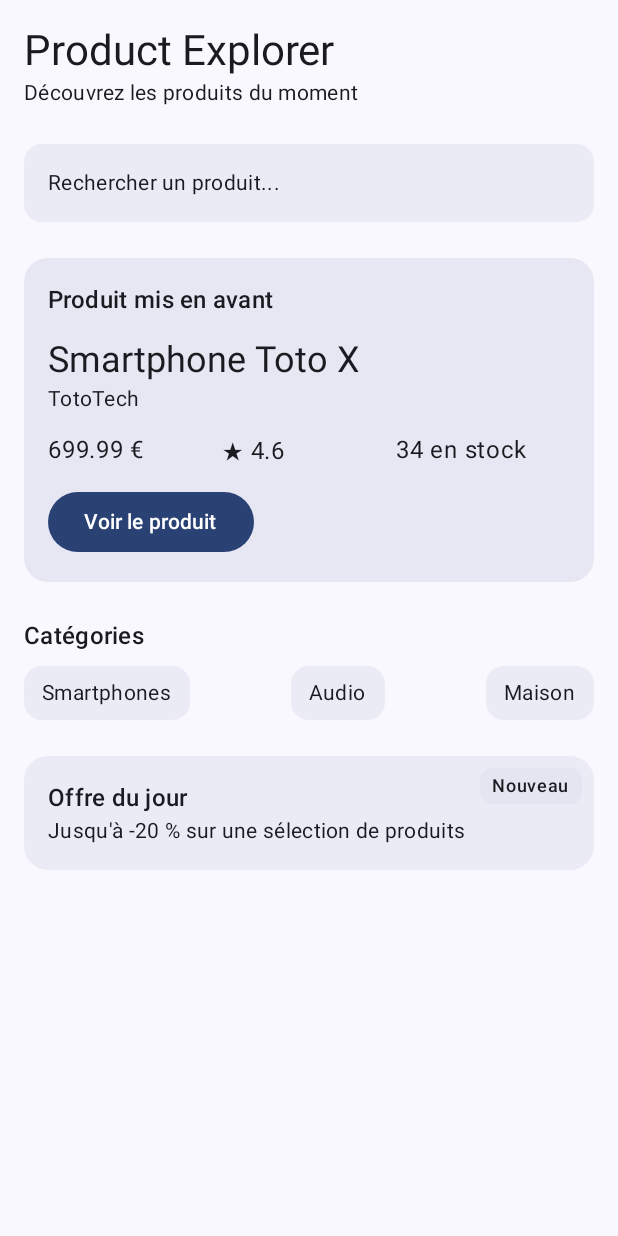
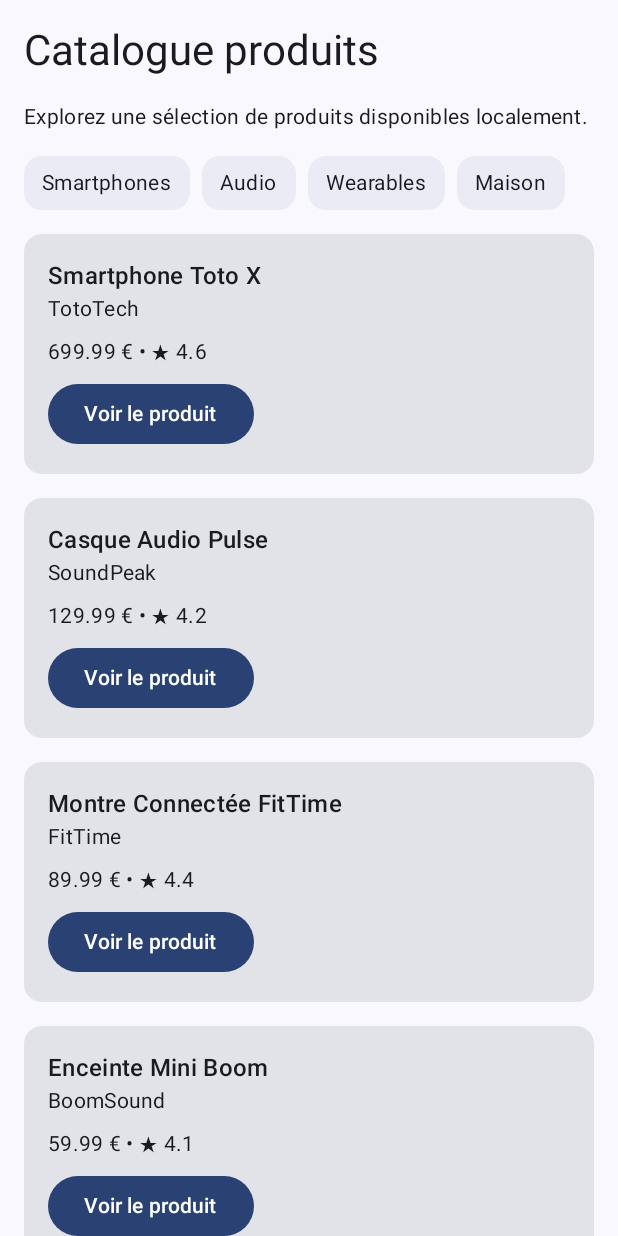
Before and after one commit to Zakia-KADI/ProductExplorer, an Android app built with Jetpack Compose: the screen it shows after launch (MainActivity), on a phone screen of 412 x 824 dp. Run offline under Robolectric (Android 15) with nearby library versions, the phone set to English and light mode, and no system bars.

Commit message:
TP6 - Catalogue de produits

```diff
--- a/app/src/main/java/com/example/productexplorer/MainActivity.kt
+++ b/app/src/main/java/com/example/productexplorer/MainActivity.kt
@@ -6,14 +6,19 @@ import androidx.activity.ComponentActivity
 import androidx.activity.compose.setContent
 import androidx.activity.enableEdgeToEdge
 import androidx.compose.foundation.Image
+import androidx.compose.foundation.layout.Arrangement
 import androidx.compose.foundation.layout.Box
 import androidx.compose.foundation.layout.Column
+import androidx.compose.foundation.layout.PaddingValues
 import androidx.compose.foundation.layout.Row
 import androidx.compose.foundation.layout.Spacer
 import androidx.compose.foundation.layout.fillMaxSize
 import androidx.compose.foundation.layout.fillMaxWidth
 import androidx.compose.foundation.layout.height
 import androidx.compose.foundation.layout.padding
+import androidx.compose.foundation.lazy.LazyColumn
+import androidx.compose.foundation.lazy.LazyRow
+import androidx.compose.foundation.lazy.items
 import androidx.compose.material.icons.Icons
 import androidx.compose.material.icons.filled.Star
 import androidx.compose.material3.Button
@@ -32,11 +37,8 @@ import androidx.compose.ui.tooling.preview.Preview
 import androidx.compose.ui.unit.dp
 import com.example.productexplorer.ui.theme.ProductExplorerTheme
 
-// ==========================================
-// DONNÉES PRODUIT - TP4
-// ==========================================
-
 data class ProductUi(
+    val id: Int,
     val title: String,
     val brand: String,
     val category: String,
@@ -51,6 +53,7 @@ data class ProductUi(
 
 fun sampleProduct(): ProductUi {
     return ProductUi(
+        id = 1,
         title = "Smartphone Toto X",
         brand = "TotoTech",
         category = "Smartphones",
@@ -66,11 +69,11 @@ fun sampleProduct(): ProductUi {
 
 fun sampleProductOutOfStock(): ProductUi {
     return ProductUi(
+        id = 2,
         title = "Casque Audio Pulse",
         brand = "SoundPeak",
         category = "Audio",
-        description = "Un casque confortable conçu pour écouter de la musique, " +
-                "suivre des cours en ligne et travailler dans de bonnes conditions.",
+        description = "Un casque confortable conçu pour écouter de la musique, suivre des cours en ligne et travailler dans de bonnes conditions.",
         price = 129.99,
         discountPercentage = 8.0,
         rating = 4.2,
@@ -80,9 +83,47 @@ fun sampleProductOutOfStock(): ProductUi {
     )
 }
 
-// ==========================================
-// MAIN ACTIVITY - TP5
-// ==========================================
+fun sampleProducts(): List<ProductUi> {
+    return listOf(
+        sampleProduct(),
+        sampleProductOutOfStock(),
+        ProductUi(
+            id = 3,
+            title = "Montre Connectée FitTime",
+            brand = "FitTime",
+            category = "Wearables",
+            description = "Une montre connectée simple pour suivre l'activité quotidienne.",
+            price = 89.99,
+            discountPercentage = 15.0,
+            rating = 4.4,
+            stock = 18,
+            warrantyInformation = "Garantie constructeur : 2 ans",
+            shippingInformation = "Livraison estimée : 2 à 4 jours ouvrés"
+        ),
+        ProductUi(
+            id = 4,
+            title = "Enceinte Mini Boom",
+            brand = "BoomSound",
+            category = "Audio",
+            description = "Une enceinte compacte pour écouter de la musique à la maison ou en déplacement.",
+            price = 59.99,
+            discountPercentage = 5.0,
+            rating = 4.1,
+            stock = 52,
+            warrantyInformation = "Garantie constructeur : 1 an",
+            shippingInformation = "Livraison estimée : 3 jours ouvrés"
+        )
+    )
+}
+
+fun sampleCategories(): List<String> {
+    return listOf(
+        "Smartphones",
+        "Audio",
+        "Wearables",
+        "Maison"
+    )
+}
 
 class MainActivity : ComponentActivity() {
     override fun onCreate(savedInstanceState: Bundle?) {
@@ -94,12 +135,9 @@ class MainActivity : ComponentActivity() {
                 Scaffold(
                     modifier = Modifier.fillMaxSize()
                 ) { innerPadding ->
-
-                    ProductHomeScreen(
-                        featuredProduct = sampleProduct(),
-                        onFeaturedProductClick = {
-                            // Plus tard : ouvrir le détail du produit
-                        },
+                    ProductCatalogScreen(
+                        products = sampleProducts(),
+                        onProductClick = {},
                         modifier = Modifier.padding(innerPadding)
                     )
                 }
@@ -108,9 +146,92 @@ class MainActivity : ComponentActivity() {
     }
 }
 
-// ==========================================
-// ÉCRAN D'ACCUEIL - TP5
-// ==========================================
+@Composable
+fun ProductCatalogScreen(
+    products: List<ProductUi>,
+    onProductClick: (ProductUi) -> Unit,
+    modifier: Modifier = Modifier
+) {
+    LazyColumn(
+        modifier = modifier.fillMaxSize(),
+        contentPadding = PaddingValues(16.dp),
+        verticalArrangement = Arrangement.spacedBy(16.dp)
+    ) {
+        item {
+            Text(
+                text = "Catalogue produits",
+                style = MaterialTheme.typography.headlineMedium
+            )
+        }
+
+        item {
+            Text(
+                text = "Explorez une sélection de produits disponibles localement.",
+                style = MaterialTheme.typography.bodyMedium
+            )
+        }
+
+        item {
+            CategoryRow(categories = sampleCategories())
+        }
+
+        items(
+            items = products,
+            key = { product -> product.id }
+        ) { product ->
+            ProductListItem(
+                product = product,
+                onClick = {
+                    onProductClick(product)
+                }
+            )
+        }
+    }
+}
+
+@Composable
+fun ProductListItem(
+    product: ProductUi,
+    onClick: () -> Unit,
+    modifier: Modifier = Modifier
+) {
+    Card(modifier = modifier.fillMaxWidth()) {
+        Column(modifier = Modifier.padding(16.dp)) {
+            Text(
+                text = product.title,
+                style = MaterialTheme.typography.titleMedium
+            )
+            Text(
+                text = product.brand,
+                style = MaterialTheme.typography.bodyMedium
+            )
+            Spacer(modifier = Modifier.height(8.dp))
+            Text(
+                text = "${product.price} € • ★ ${product.rating}",
+                style = MaterialTheme.typography.bodyMedium
+            )
+            Spacer(modifier = Modifier.height(8.dp))
+            Button(onClick = onClick) {
+                Text(text = "Voir le produit")
+            }
+        }
+    }
+}
+
+@Composable
+fun CategoryRow(
+    categories: List<String>,
+    modifier: Modifier = Modifier
+) {
+    LazyRow(
+        modifier = modifier,
+        horizontalArrangement = Arrangement.spacedBy(8.dp)
+    ) {
+        items(categories) { category ->
+            CategoryChip(label = category)
+        }
+    }
+}
 
 @Composable
 fun ProductHomeScreen(
@@ -124,31 +245,19 @@ fun ProductHomeScreen(
             .padding(16.dp)
     ) {
         HomeHeader()
-
         Spacer(modifier = Modifier.height(24.dp))
-
         SearchPreviewBar()
-
         Spacer(modifier = Modifier.height(24.dp))
-
         FeaturedProductSection(
             product = featuredProduct,
             onClick = onFeaturedProductClick
         )
-
         Spacer(modifier = Modifier.height(24.dp))
-
         CategoriesSection()
-
         Spacer(modifier = Modifier.height(24.dp))
-
         DailyOfferBox()
     }
 }
-
-// ==========================================
-// EN-TÊTE
-// ==========================================
 
 @Composable
 fun HomeHeader(
@@ -159,17 +268,12 @@ fun HomeHeader(
             text = "Product Explorer",
             style = MaterialTheme.typography.headlineMedium
         )
-
         Text(
             text = "Découvrez les produits du moment",
             style = MaterialTheme.typography.bodyMedium
         )
     }
 }
-
-// ==========================================
-// BARRE DE RECHERCHE VISUELLE
-// ==========================================
 
 @Composable
 fun SearchPreviewBar(
@@ -188,10 +292,6 @@ fun SearchPreviewBar(
     }
 }
 
-// ==========================================
-// PRODUIT MIS EN AVANT
-// ==========================================
-
 @Composable
 fun FeaturedProductSection(
     product: ProductUi,
@@ -203,46 +303,33 @@ fun FeaturedProductSection(
         shape = MaterialTheme.shapes.large,
         tonalElevation = 4.dp
     ) {
-        Column(
-            modifier = Modifier.padding(16.dp)
-        ) {
+        Column(modifier = Modifier.padding(16.dp)) {
             Text(
                 text = "Produit mis en avant",
                 style = MaterialTheme.typography.titleMedium
             )
-
             Spacer(modifier = Modifier.height(12.dp))
-
             Text(
                 text = product.title,
                 style = MaterialTheme.typography.headlineSmall
             )
-
             Text(
                 text = product.brand,
                 style = MaterialTheme.typography.bodyMedium
             )
-
             Spacer(modifier = Modifier.height(12.dp))
-
             ProductQuickInfoRow(
                 price = product.price,
                 rating = product.rating,
                 stock = product.stock
             )
-
             Spacer(modifier = Modifier.height(12.dp))
-
             Button(onClick = onClick) {
                 Text(text = "Voir le produit")
             }
         }
     }
 }
-
-// ==========================================
-// INFORMATIONS RAPIDES DU PRODUIT
-// ==========================================
 
 @Composable
 fun ProductQuickInfoRow(
@@ -251,29 +338,21 @@ fun ProductQuickInfoRow(
     stock: Int,
     modifier: Modifier = Modifier
 ) {
-    Row(
-        modifier = modifier.fillMaxWidth()
-    ) {
+    Row(modifier = modifier.fillMaxWidth()) {
         Text(
             text = "$price €",
             modifier = Modifier.weight(1f)
         )
-
         Text(
             text = "★ $rating",
             modifier = Modifier.weight(1f)
         )
-
         Text(
             text = "$stock en stock",
             modifier = Modifier.weight(1f)
         )
     }
 }
-
-// ==========================================
-// CATÉGORIES
-// ==========================================
 
 @Composable
 fun CategoryChip(
@@ -305,54 +384,38 @@ fun CategoriesSection(
             text = "Catégories",
             style = MaterialTheme.typography.titleMedium
         )
-
         Spacer(modifier = Modifier.height(8.dp))
-
         Row {
             CategoryChip(label = "Smartphones")
-
             Spacer(modifier = Modifier.weight(1f))
-
             CategoryChip(label = "Audio")
-
             Spacer(modifier = Modifier.weight(1f))
-
             CategoryChip(label = "Maison")
         }
     }
 }
 
-// ==========================================
-// OFFRE DU JOUR
-// ==========================================
-
 @Composable
 fun DailyOfferBox(
     modifier: Modifier = Modifier
 ) {
-    Box(
-        modifier = modifier.fillMaxWidth()
-    ) {
+    Box(modifier = modifier.fillMaxWidth()) {
         Surface(
             modifier = Modifier.fillMaxWidth(),
             shape = MaterialTheme.shapes.large,
             tonalElevation = 2.dp
         ) {
-            Column(
-                modifier = Modifier.padding(16.dp)
-            ) {
+            Column(modifier = Modifier.padding(16.dp)) {
                 Text(
                     text = "Offre du jour",
                     style = MaterialTheme.typography.titleMedium
                 )
-
                 Text(
                     text = "Jusqu'à -20 % sur une sélection de produits",
                     style = MaterialTheme.typography.bodyMedium
                 )
             }
         }
-
         Surface(
             modifier = Modifier
                 .align(Alignment.TopEnd)
@@ -372,10 +435,6 @@ fun DailyOfferBox(
     }
 }
 
-// ==========================================
-// ÉCRAN DÉTAIL PRODUIT - TP4
-// ==========================================
-
 @Composable
 fun ProductDetailScreen(
     product: ProductUi,
@@ -393,13 +452,11 @@ fun ProductDetailScreen(
                 .fillMaxWidth()
                 .padding(bottom = 16.dp)
         )
-
         ProductHeader(
             title = product.title,
             brand = product.brand,
             category = product.category
         )
-
         ProductPriceCard(
             price = product.price,
             discountPercentage = product.discountPercentage,
@@ -407,12 +464,10 @@ fun ProductDetailScreen(
                 .fillMaxWidth()
                 .padding(top = 16.dp)
         )
-
         ProductRating(
             rating = product.rating,
             modifier = Modifier.padding(top = 16.dp)
         )
-
         ProductAvailabilityCard(
             stock = product.stock,
             shippingInformation = product.shippingInformation,
@@ -420,19 +475,16 @@ fun ProductDetailScreen(
                 .fillMaxWidth()
                 .padding(top = 16.dp)
         )
-
         ProductDescription(
             description = product.description,
             modifier = Modifier.padding(top = 16.dp)
         )
-
         ProductWarrantyField(
             warrantyInformation = product.warrantyInformation,
             modifier = Modifier
                 .fillMaxWidth()
                 .padding(top = 16.dp)
         )
-
         AddToCartButton(
             onClick = onAddToCartClick,
             modifier = Modifier
@@ -441,10 +493,6 @@ fun ProductDetailScreen(
         )
     }
 }
-
-// ==========================================
-// COMPOSANTS DÉTAIL PRODUIT - TP4
-// ==========================================
 
 @Composable
 fun ProductHeader(
@@ -458,12 +506,10 @@ fun ProductHeader(
             text = title,
             style = MaterialTheme.typography.headlineSmall
         )
-
         Text(
             text = brand,
             style = MaterialTheme.typography.titleMedium
         )
-
         Text(
             text = category,
             style = MaterialTheme.typography.bodyMedium
@@ -478,14 +524,11 @@ fun ProductPriceCard(
     modifier: Modifier = Modifier
 ) {
     Card(modifier = modifier) {
-        Column(
-            modifier = Modifier.padding(16.dp)
-        ) {
+        Column(modifier = Modifier.padding(16.dp)) {
             Text(
                 text = "$price €",
                 style = MaterialTheme.typography.headlineSmall
             )
-
             Text(
                 text = "Remise : $discountPercentage %",
                 style = MaterialTheme.typography.bodyMedium
@@ -518,7 +561,6 @@ fun ProductRating(
             imageVector = Icons.Default.Star,
             contentDescription = "Note du produit"
         )
-
         Text(
             text = "$rating / 5",
             modifier = Modifier.padding(start = 8.dp)
@@ -533,19 +575,15 @@ fun ProductAvailabilityCard(
     modifier: Modifier = Modifier
 ) {
     Card(modifier = modifier) {
-        Column(
-            modifier = Modifier.padding(16.dp)
-        ) {
+        Column(modifier = Modifier.padding(16.dp)) {
             Text(
                 text = "Disponibilité",
                 style = MaterialTheme.typography.titleMedium
             )
-
             Text(
                 text = "Stock : $stock unités",
                 style = MaterialTheme.typography.bodyMedium
             )
-
             Text(
                 text = shippingInformation,
                 style = MaterialTheme.typography.bodyMedium
@@ -564,7 +602,6 @@ fun ProductDescription(
             text = "Description",
             style = MaterialTheme.typography.titleMedium
         )
-
         Text(
             text = description,
             style = MaterialTheme.typography.bodyMedium,
@@ -602,9 +639,16 @@ fun AddToCartButton(
     }
 }
 
-// ==========================================
-// PREVIEWS - TP4 ET TP5
-// ==========================================
+@Preview(showBackground = true)
+@Composable
+fun ProductCatalogScreenPreview() {
+    ProductExplorerTheme {
+        ProductCatalogScreen(
+            products = sampleProducts(),
+            onProductClick = {}
+        )
+    }
+}
 
 @Preview(showBackground = true)
 @Composable
```
